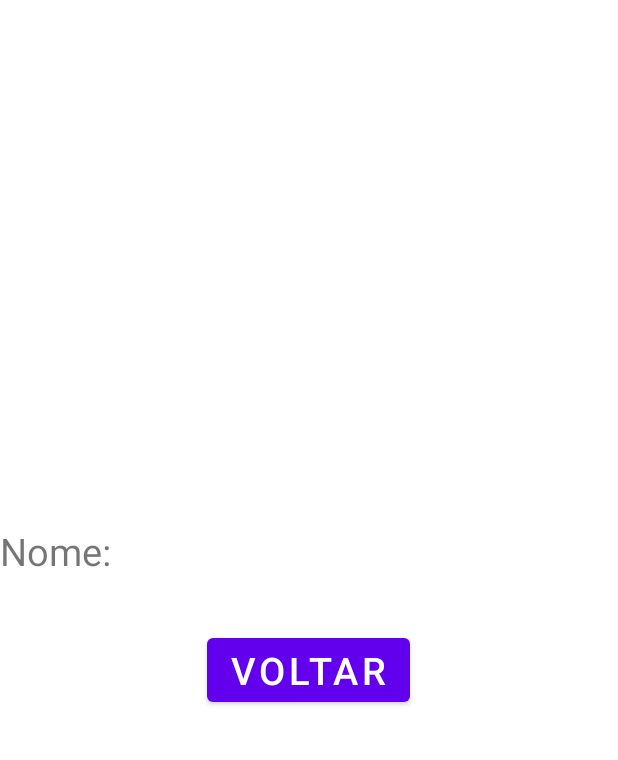
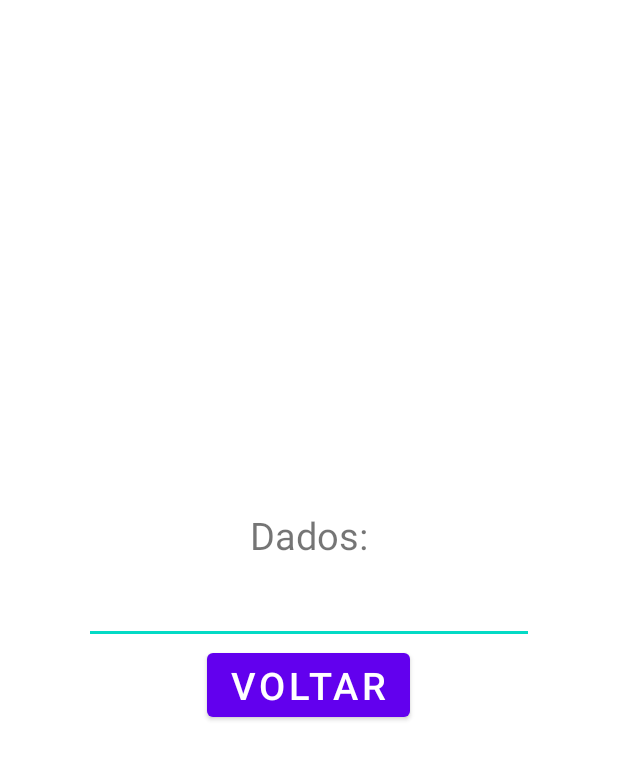
Before and after one commit to MelissaSilvaC/AppRevisao2, an Android app: the layout activity_resultado.xml on its own in the app's theme, with its tools: preview values and no code run, on a phone screen of 412 x 824 dp. Shown: the top 760 px of the screen. Run offline under Robolectric (Android 15) with nearby library versions, the phone set to English and light mode, and no system bars.

```diff
--- a/app/src/main/res/layout/activity_resultado.xml
+++ b/app/src/main/res/layout/activity_resultado.xml
@@ -7,16 +7,16 @@
     android:orientation="vertical">
 
     <TextView
-        android:id="@+id/txtNome"
+        android:id="@+id/txtResultado"
         android:layout_width="wrap_content"
         android:layout_height="wrap_content"
-        android:layout_gravity="center_vertical"
-        android:text="@string/txtNome"
+        android:layout_gravity="center_horizontal"
+        android:text="@string/txtDados"
         android:textSize="25dp"/>
 
-    <TextView
-        android:id="@+id/Resultado"
-        android:layout_width="200dp"
+    <EditText
+        android:id="@+id/editResultado"
+        android:layout_width="300dp"
         android:layout_height="wrap_content"
         android:layout_gravity="center_horizontal"
         android:textSize="25dp"/>
--- a/app/src/main/res/values/strings.xml
+++ b/app/src/main/res/values/strings.xml
@@ -1,11 +1,12 @@
 <resources>
     <string name="app_name">Revisao</string>
     <string name="txtNome">Nome:</string>
+    <string name="txtDados">Dados:</string>
     <string name="txtEndereco">Endereço:</string>
     <string name="txtBairro">Bairro:</string>
     <string name="txtCep">CEP:</string>
     <string name="txtCidade">Cidade:</string>
     <string name="btnCadastrar">Cadastrar</string>
     <string name="btnVoltar">Voltar</string>
-
+    <string name="txtResultado">Resultado</string>
 </resources>
```
Also changed, not shown: app/src/main/java/com/example/revisao/MainActivity.kt (+9 -4 lines), app/src/main/java/com/example/revisao/Resultado.kt (+15 -2 lines), app/src/main/res/layout/activity_main.xml (+12 -13 lines).
